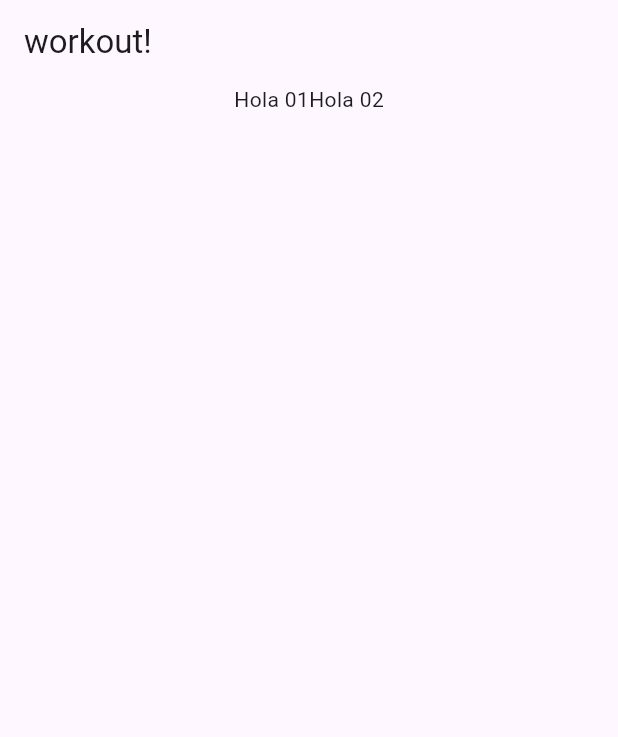
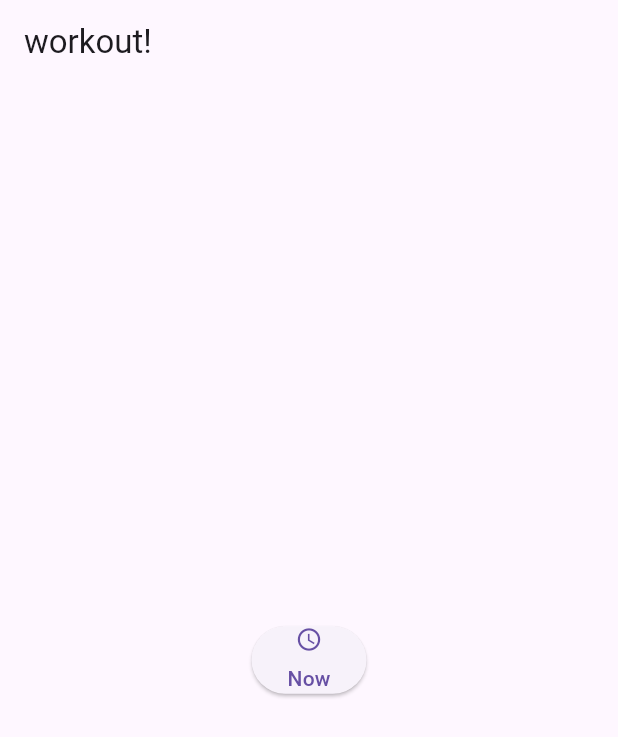
Before and after one commit to danielrobl3s/ojabioapp1, a Flutter app: the screen it shows after launch, on a phone screen of 412 x 824 dp. Shown: the top 737 px of the screen. Run offline on Flutter 3.47's test engine with Material 3 defaults, Android fonts, the phone set to English and light mode, and no system bars.

Commit message:
botones en flutter

```diff
--- a/lib/main.dart
+++ b/lib/main.dart
@@ -25,12 +25,24 @@ class _InicioState extends State<Inicio> {
   @override
   Widget build(BuildContext context) {
     return Scaffold(
-        appBar: AppBar(
-          title: const Text("workout!"),
+      appBar: AppBar(
+        title: const Text("workout!"),
+      ),
+      body: Center(
+        child: ElevatedButton(
+          onPressed: () {
+            var t = DateTime.now();
+            print(t);
+          },
+          child: Column(mainAxisSize: MainAxisSize.min, children: <Widget>[
+            Icon(Icons.access_time),
+            SizedBox(
+              height: 7,
+            ),
+            Text("Now")
+          ]),
         ),
-        body: Row(
-            mainAxisAlignment: MainAxisAlignment.center,
-            mainAxisSize: MainAxisSize.max,
-            children: <Widget>[Text("Hola 01"), Text("Hola 02")]));
+      ),
+    );
   }
 }
```
